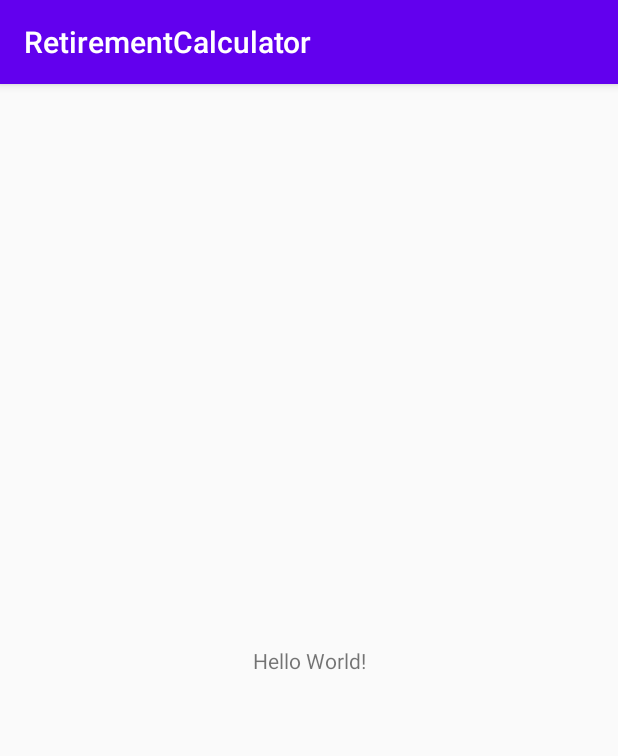
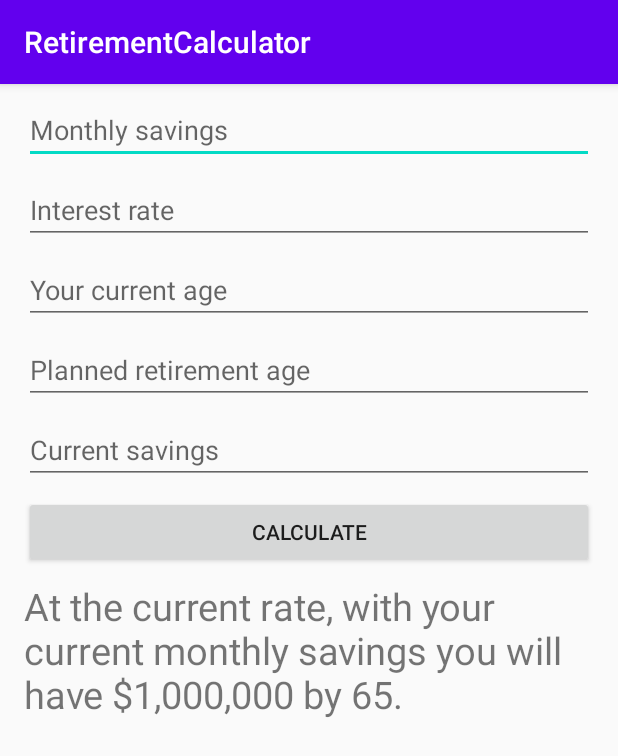
Before and after one commit to Ahnset/CICDdroid, an Android app: the screen it shows after launch (MainActivity), on a phone screen of 412 x 824 dp. Shown: the top 756 px of the screen. Run offline under Robolectric (Android 15) with nearby library versions, the phone set to English and light mode, and no system bars; libraries missing offline, so code that uses them is left out: com.microsoft.appcenter; 1 statement that could not run was skipped.

Commit message:
Adding analytics tracking features.

```diff
--- a/app/build.gradle
+++ b/app/build.gradle
@@ -8,7 +8,7 @@ android {
 
     defaultConfig {
         applicationId "com.icgen.retirementcalculator"
-        minSdkVersion 19
+        minSdkVersion 21
         targetSdkVersion 30
         versionCode 1
         versionName "1.0"
--- a/app/src/main/java/com/icgen/retirementcalculator/MainActivity.kt
+++ b/app/src/main/java/com/icgen/retirementcalculator/MainActivity.kt
@@ -5,6 +5,7 @@ import androidx.appcompat.app.AppCompatActivity
 import com.microsoft.appcenter.AppCenter
 import com.microsoft.appcenter.analytics.Analytics
 import com.microsoft.appcenter.crashes.Crashes
+import kotlinx.android.synthetic.main.activity_main.*
 
 class MainActivity : AppCompatActivity() {
 
@@ -12,7 +13,33 @@ class MainActivity : AppCompatActivity() {
         super.onCreate(savedInstanceState)
         setContentView(R.layout.activity_main)
         appCenterSetup()
+
+        onCalculateButtonClicked()
     }
+
+    private fun onCalculateButtonClicked() {
+        calculateButton.setOnClickListener {
+//            throw Exception("Something wrong happened")
+//            Crashes.generateTestCrash()
+
+            trackInterestRateAnalytics()
+            trackRetirementAgeAnalytics()
+        }
+    }
+
+    private fun trackInterestRateAnalytics() {
+        val interestRate = interestEditText.text.toString().toFloat()
+        if (interestRate <= 0) Analytics.trackEvent("wrong_interest_rate")
+    }
+
+    private fun trackRetirementAgeAnalytics() {
+        val currentAge = getCurrentAge()
+        val retirementAge = getRetirementAge()
+        if (retirementAge <= currentAge) Analytics.trackEvent("wrong_age")
+    }
+
+    private fun getCurrentAge() = ageEditText.text.toString().toInt()
+    private fun getRetirementAge() = retirementEditText.text.toString().toInt()
 
     private fun appCenterSetup() {
         AppCenter.start(
--- a/app/src/main/res/layout/activity_main.xml
+++ b/app/src/main/res/layout/activity_main.xml
@@ -1,18 +1,105 @@
 <?xml version="1.0" encoding="utf-8"?>
-<androidx.constraintlayout.widget.ConstraintLayout xmlns:android="http://schemas.android.com/apk/res/android"
+<androidx.constraintlayout.widget.ConstraintLayout
+    xmlns:android="http://schemas.android.com/apk/res/android"
     xmlns:app="http://schemas.android.com/apk/res-auto"
     xmlns:tools="http://schemas.android.com/tools"
     android:layout_width="match_parent"
     android:layout_height="match_parent"
     tools:context=".MainActivity">
 
-    <TextView
-        android:layout_width="wrap_content"
-        android:layout_height="wrap_content"
-        android:text="Hello World!"
-        app:layout_constraintBottom_toBottomOf="parent"
-        app:layout_constraintLeft_toLeftOf="parent"
-        app:layout_constraintRight_toRightOf="parent"
+    <EditText
+        android:id="@+id/monthlySavingsEditText"
+        android:layout_width="380dp"
+        android:layout_height="45dp"
+        android:layout_marginStart="8dp"
+        android:layout_marginTop="8dp"
+        android:layout_marginEnd="8dp"
+        android:ems="10"
+        android:hint="Monthly savings"
+        android:inputType="numberDecimal"
+        app:layout_constraintEnd_toEndOf="parent"
+        app:layout_constraintStart_toStartOf="parent"
         app:layout_constraintTop_toTopOf="parent" />
 
+    <EditText
+        android:id="@+id/interestEditText"
+        android:layout_width="380dp"
+        android:layout_height="45dp"
+        android:layout_marginStart="8dp"
+        android:layout_marginTop="8dp"
+        android:layout_marginEnd="8dp"
+        android:ems="10"
+        android:hint="Interest rate"
+        android:inputType="numberDecimal"
+        app:layout_constraintEnd_toEndOf="parent"
+        app:layout_constraintStart_toStartOf="parent"
+        app:layout_constraintTop_toBottomOf="@+id/monthlySavingsEditText" />
+
+    <EditText
+        android:id="@+id/ageEditText"
+        android:layout_width="380dp"
+        android:layout_height="45dp"
+        android:layout_marginStart="8dp"
+        android:layout_marginTop="8dp"
+        android:layout_marginEnd="8dp"
+        android:ems="10"
+        android:hint="Your current age"
+        android:inputType="number"
+        app:layout_constraintEnd_toEndOf="parent"
+        app:layout_constraintStart_toStartOf="parent"
+        app:layout_constraintTop_toBottomOf="@+id/interestEditText" />
+
+    <EditText
+        android:id="@+id/retirementEditText"
+        android:layout_width="380dp"
+        android:layout_height="45dp"
+        android:layout_marginStart="8dp"
+        android:layout_marginTop="8dp"
+        android:layout_marginEnd="8dp"
+        android:ems="10"
+        android:hint="Planned retirement age"
+        android:inputType="number"
+        app:layout_constraintEnd_toEndOf="parent"
+        app:layout_constraintStart_toStartOf="parent"
+        app:layout_constraintTop_toBottomOf="@+id/ageEditText" />
+
+    <EditText
+        android:id="@+id/currentEditText"
+        android:layout_width="380dp"
+        android:layout_height="45dp"
+        android:layout_marginStart="8dp"
+        android:layout_marginTop="8dp"
+        android:layout_marginEnd="8dp"
+        android:ems="10"
+        android:hint="Current savings"
+        android:inputType="numberDecimal"
+        app:layout_constraintEnd_toEndOf="parent"
+        app:layout_constraintStart_toStartOf="parent"
+        app:layout_constraintTop_toBottomOf="@+id/retirementEditText" />
+
+    <Button
+        android:id="@+id/calculateButton"
+        android:layout_width="380dp"
+        android:layout_height="wrap_content"
+        android:layout_marginStart="8dp"
+        android:layout_marginTop="8dp"
+        android:layout_marginEnd="8dp"
+        android:text="Calculate"
+        app:layout_constraintEnd_toEndOf="parent"
+        app:layout_constraintStart_toStartOf="parent"
+        app:layout_constraintTop_toBottomOf="@+id/currentEditText" />
+
+    <TextView
+        android:id="@+id/resultTextView"
+        android:layout_width="380dp"
+        android:layout_height="214dp"
+        android:layout_marginStart="8dp"
+        android:layout_marginTop="8dp"
+        android:layout_marginEnd="8dp"
+        android:text="At the current rate, with your current monthly savings you will have $1,000,000 by 65."
+        android:textSize="25dp"
+        app:layout_constraintEnd_toEndOf="parent"
+        app:layout_constraintStart_toStartOf="parent"
+        app:layout_constraintTop_toBottomOf="@+id/calculateButton" />
+
 </androidx.constraintlayout.widget.ConstraintLayout>
```
